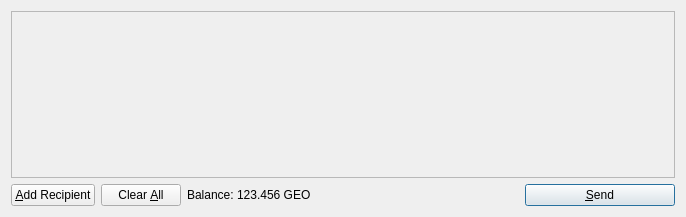
Above: src/qt/forms/sendcoinsdialog.ui from QuadCoin/QuadCoin before the change. Below: the same form after it.
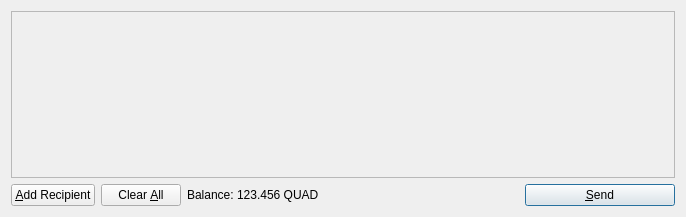
That is the form after the change. Icons and pictures are not drawn.

```diff
--- a/src/qt/forms/sendcoinsdialog.ui
+++ b/src/qt/forms/sendcoinsdialog.ui
@@ -119,7 +119,7 @@
           <cursorShape>IBeamCursor</cursorShape>
          </property>
          <property name="text">
-          <string>123.456 GEO</string>
+          <string>123.456 QUAD</string>
          </property>
          <property name="textInteractionFlags">
           <set>Qt::LinksAccessibleByMouse|Qt::TextSelectableByKeyboard|Qt::TextSelectableByMouse</set>
```
